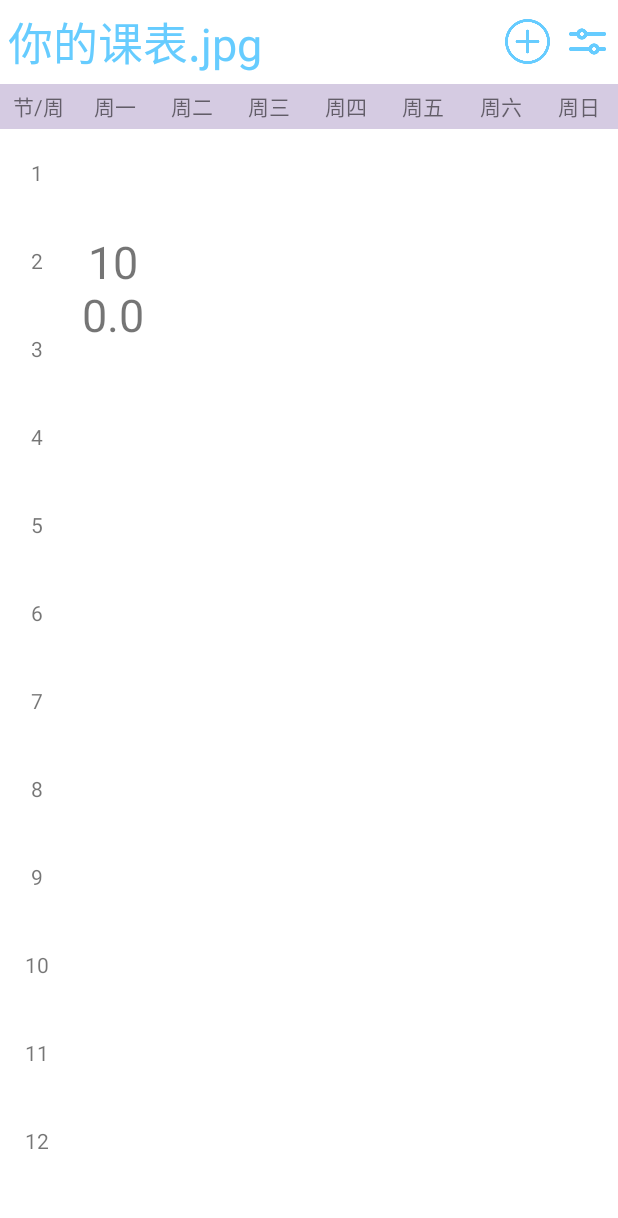
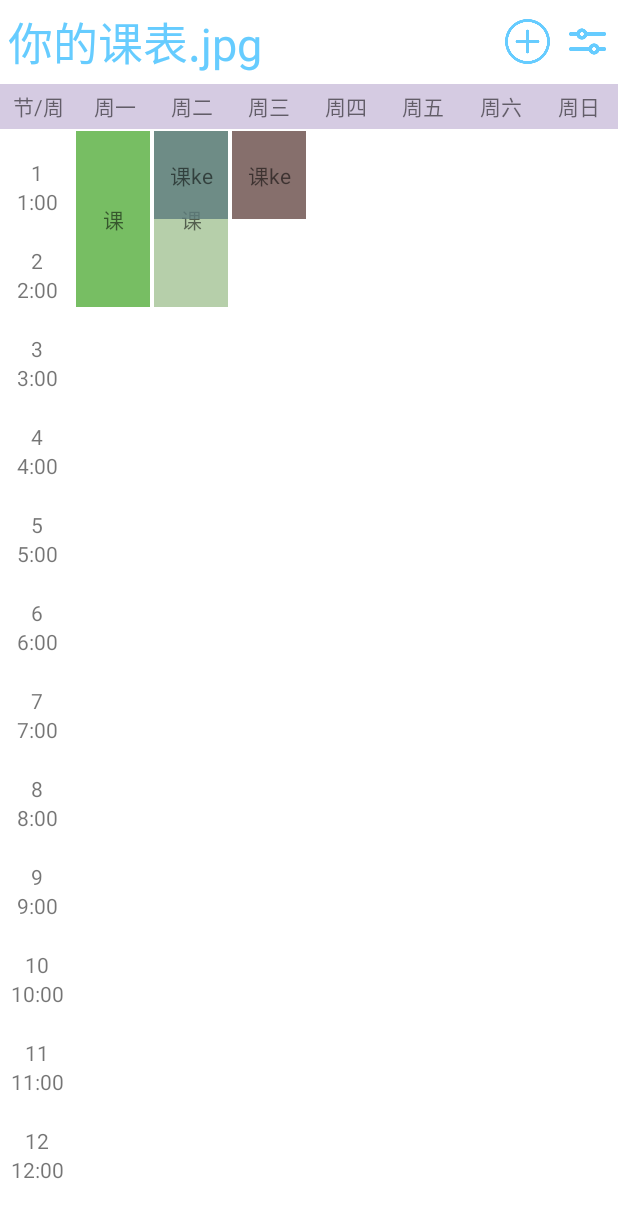
Before and after one commit to shiromoku/Android-study, an Android app: the screen it shows after launch (MainActivity), after a tap on an icon or button, on a phone screen of 412 x 824 dp. Shown: the top 1218 px of the screen. Run offline under Robolectric (Android 15) with nearby library versions, the phone set to English and light mode, and no system bars.

Commit message:
TimeTable:     添加:         课程的显示功能(随机颜色)     备忘:         给布局文件加上添加课程的layout

```diff
--- a/Timetable/app/src/main/java/com/example/timetable/MainActivity.kt
+++ b/Timetable/app/src/main/java/com/example/timetable/MainActivity.kt
@@ -1,37 +1,55 @@
 package com.example.timetable
 
 import android.app.Activity
-import androidx.appcompat.app.AppCompatActivity
+import android.content.Context
+import android.content.SharedPreferences
+import android.graphics.Color
 import android.os.Bundle
 import android.util.Log
 import android.view.View
-import android.widget.ImageView
-import android.widget.LinearLayout
-import android.widget.RelativeLayout
-import android.widget.TextView
+import android.widget.*
+import androidx.cardview.widget.CardView
 import com.example.timetable.database.Database
 import com.example.timetable.entity.Course
+import com.example.timetable.entity.CourseInfo
 import com.example.timetable.entity.DayCourse
+import java.lang.Exception
 
 class MainActivity : Activity() {
     var classNumber = 12
     var itemWidth = 0
     var itemHeight = 0
 
-    var testY = 100F
+    var testY = 0
 
     lateinit var llClassNumber: LinearLayout
     lateinit var ivAdd: ImageView
     lateinit var rlMonday: RelativeLayout
     lateinit var courseDatabase: Database
     lateinit var dayCourseDatabase: Database
+    val courseList = mutableListOf<MutableList<CourseInfo>>()
+    var dayCourseLayout = mutableListOf<Int>()
 
     override fun onCreate(savedInstanceState: Bundle?) {
         super.onCreate(savedInstanceState)
         setContentView(R.layout.activity_main)
 
+        doOnFirstRun()
+
         initPart()
         setListener()
+
+
+    }
+
+    private fun doOnFirstRun(){
+        val sp = getSharedPreferences("classTime", Context.MODE_PRIVATE)
+        if(sp.getBoolean("isFirstRun",true)){
+            val spEdit = sp.edit()
+            spEdit.putBoolean("isFirstRun",false)
+            for(i in 1..12)spEdit.putString("class${i}Time","${i}:00")
+            spEdit.commit()
+        }
 
     }
 
@@ -42,44 +60,81 @@ class MainActivity : Activity() {
 
         llClassNumber.post {
             itemWidth = llClassNumber.measuredWidth
-            itemHeight =  llClassNumber.measuredHeight / classNumber
+            itemHeight = llClassNumber.measuredHeight / classNumber
 
+            val sp = getSharedPreferences("classTime", Context.MODE_PRIVATE)
             for (i in 0 until classNumber) {
                 val view = View.inflate(this, R.layout.layout_class_number, null)
                 val tvClassNumber = view.findViewById<TextView>(R.id.tv_class_number)
+                val tvClassTime = view.findViewById<TextView>(R.id.tv_class_time)
                 tvClassNumber.text = (i + 1).toString()
-                val params = LinearLayout.LayoutParams(itemWidth,itemHeight)
+                tvClassTime.text = sp.getString("class${i+1}Time","???")
+                val params = LinearLayout.LayoutParams(itemWidth, itemHeight)
                 view.layoutParams = params
                 llClassNumber.addView(view)
             }
         }
 
-        courseDatabase = Database(this,"course")
-        dayCourseDatabase = Database(this,"dayCourse")
+        courseDatabase = Database(this, "course")
+        dayCourseDatabase = Database(this, "dayCourse")
+
+        dayCourseLayout.add(R.id.rl_monday)
+        dayCourseLayout.add(R.id.rl_tuesday)
+        dayCourseLayout.add(R.id.rl_wednesday)
+        dayCourseLayout.add(R.id.rl_thursday)
+        dayCourseLayout.add(R.id.rl_friday)
+        dayCourseLayout.add(R.id.rl_saturday)
+        dayCourseLayout.add(R.id.rl_sunday)
+
+        val testCourseInfo = CourseInfo(Course("1", "课", "老师"), DayCourse("1", "1", 1, 2, "家"))
+        courseList.add(mutableListOf(testCourseInfo))
+        val testCourseInfo2 = CourseInfo(Course("1", "课ke", "老师"), DayCourse("1", "1", 1, 1, "家"))
+        courseList.add(mutableListOf(testCourseInfo, testCourseInfo2))
+        courseList.add(mutableListOf(testCourseInfo2))
+
     }
 
-    private fun setListener(){
+    private fun setListener() {
         ivAdd.setOnClickListener {
-            val view = View.inflate(this,R.layout.layout_course,null)
-            view.y = testY
-            val test = view.findViewById<TextView>(R.id.tv_course_name)
-            test.text = testY.toString()
-            test.textSize = 30F
-            rlMonday.addView(view)
-            testY += 100F
+            updateUi()
+        }
+    }
 
-//            courseDatabase.insert(Course("123","456 ","789"))
-//            dayCourseDatabase.insert(DayCourse("1","123",1,2,"家里"))
-//            dayCourseDatabase.insert(DayCourse("22","1243",1,2,"家里"))
-//            dayCourseDatabase.delete(DayCourse("1","123",1,2,"家里"))
+    //    inner class UpdateUi : AsyncTaskLoader
+    private fun updateUi() {
+        if (false && courseList.size != 7) {
+            Log.e("On UpdateUi", "updateUi: Incomplete course data")
+            Toast.makeText(this, "发生未知错误", Toast.LENGTH_SHORT).show()
+            throw Exception()
+        }
+        for ((counter, dayCourse) in courseList.withIndex()) {
+            val layout = findViewById<RelativeLayout>(dayCourseLayout[counter])
+            layout.removeAllViews()
+            for (course in dayCourse) {
+                val courseTime = course.classTo - course.classFrom + 1
+                val view = View.inflate(this, R.layout.layout_course, null)
+                val layoutParams = RelativeLayout.LayoutParams(itemWidth, itemHeight * courseTime)
+                view.setBackgroundColor(randomColor())
+                view.y = (itemHeight * (course.classFrom - 1)).toFloat()
+                view.layoutParams = layoutParams
+                //课程高亮也在这里加啦
+                //怎么个高法     加边框咯
+//                val cvCourseInfo = view.findViewById<CardView>(R.id.cv_course_info)
+//                cvCourseInfo.cardElevation = 300F
 
-//            val result = courseDatabase.find(Course("123",null,null))
-            val result = dayCourseDatabase.find(DayCourse("22","1243",null,null,null))
-            Log.e("TAG", "setListener: -------------size  ${result.size}", )
-            for(i in result) {
-                Log.e("TAG", "setListener: $i",)
+                val test = view.findViewById<TextView>(R.id.tv_course_name)
+                test.text = course.courseName
+
+                layout.addView(view)
             }
         }
     }
 
+    private fun randomColor(): Int {
+        val r = (50..0xCC).random()
+        val g = (50..0xCC).random()
+        val b = (50..0xCC).random()
+        return Color.argb(0xCC, r, g, b)
+    }
+
 }
--- a/Timetable/app/src/main/java/com/example/timetable/database/Database.kt
+++ b/Timetable/app/src/main/java/com/example/timetable/database/Database.kt
@@ -49,12 +49,32 @@ class Database(context: Context, private val tableName: String) {
         }
         return flag
     }
-//    fun insert(values: ContentValues): Int {
+
+    // TODO: 2021/4/29 有空记得补一下这个
+    // TODO: 2021/4/29 我先把主功能实现吧,要用到再写:p
+    fun insert(insertObjectList: MutableList<Any>): Int {
+//        val jClass = insertObject::class.java
+//        val values = jClass.declaredFields
+//        val insertValues = ContentValues()
+//        for (i in values) {
+//            i.isAccessible = true
+//            when (val v = i.get(insertObject)) {
+//                is Boolean -> insertValues.put(i.name, v)
+//                is Byte -> insertValues.put(i.name, v)
+//                is ByteArray -> insertValues.put(i.name, v)
+//                is Double -> insertValues.put(i.name, v)
+//                is Float -> insertValues.put(i.name, v)
+//                is Int -> insertValues.put(i.name, v)
+//                is Long -> insertValues.put(i.name, v)
+//                is Short -> insertValues.put(i.name, v)
+//                is String -> insertValues.put(i.name, v)
+//            }
+//        }
 //        val writer = databaseHelper.writableDatabase
 //        writer.beginTransaction()
-//        var flag = 0
+        var flag = 0
 //        flag = try {
-//            writer.insertOrThrow(tableName, null, values)
+//            writer.insertOrThrow(tableName, null, insertValues)
 //            writer.setTransactionSuccessful()
 //            1
 //        } catch (e: SQLiteConstraintException) {
@@ -63,28 +83,8 @@ class Database(context: Context, private val tableName: String) {
 //            writer.endTransaction()
 //            writer.close()
 //        }
-//        return flag
-//    }
-//
-//
-//    fun insert(values: Array<ContentValues>): Int {
-//        val writer = databaseHelper.writableDatabase
-//        writer.beginTransaction()
-//        var flag = 0
-//        flag = try {
-//            for (value in values) {
-//                writer.insertOrThrow(tableName, null, value)
-//            }
-//            writer.setTransactionSuccessful()
-//            1
-//        } catch (e: java.lang.Exception) {
-//            -1
-//        } finally {
-//            writer.endTransaction()
-//            writer.close()
-//        }
-//        return flag
-//    }
+        return flag
+    }
 
     fun delete(deleteOjbect: Any): Int {
         val writer = databaseHelper.writableDatabase
@@ -114,32 +114,6 @@ class Database(context: Context, private val tableName: String) {
         }
         return flag
     }
-    //    fun delete(where:ContentValues){
-//    fun delete(where: MutableMap<String, Any>): Int {
-//        val writer = databaseHelper.writableDatabase
-//        var columns = emptyArray<String>()
-//        var values = emptyArray<String>()
-//        for (i in where.keys) {
-//            columns += i
-//            values += where[i].toString()
-//        }
-//
-//        val sql = DatabaseTools.generateSQLWith(columns, " and ")
-//
-//        writer.beginTransaction()
-//        var flag = 0
-//        flag = try {
-//            writer.delete(tableName, sql, values)
-//            writer.setTransactionSuccessful()
-//            1
-//        } catch (e: Exception) {
-//            -1
-//        } finally {
-//            writer.endTransaction()
-//            writer.close()
-//        }
-//        return flag
-//    }
 
     fun find(findOjbect: Any): MutableList<Any> {
         val reader = databaseHelper.readableDatabase
@@ -148,7 +122,7 @@ class Database(context: Context, private val tableName: String) {
         var findColumnsName = emptyArray<String>()          //作为查找条件的列名
         var values = emptyArray<String>()                   //查找条件的值
 
-        //反射 查询数据及返回数据
+        //反射获取查询数据及返回数据
         val findValues = findOjbect::class.java.declaredFields
         for (i in findValues) {
             i.isAccessible = true
@@ -198,43 +172,10 @@ class Database(context: Context, private val tableName: String) {
         }
         return result
     }
-//    fun find(
-//        columns: Array<String>?,
-//        whereColumns: Array<String>?,
-//        values: Array<String>?
-//    ): Array<ContentValues> {
-//        var returnResult = emptyArray<ContentValues>()
-//        val reader = databaseHelper.readableDatabase
-//        var sql: String? = ""
-//        sql = if (whereColumns != null) {
-//            DatabaseTools.generateSQLWith(whereColumns, " and ")
-//        } else {
-//            null
-//        }
-//
-//        val cursor = reader.query(tableName, columns, sql, values, null, null, null, null)
-//        if (cursor.count == 0) {
-//            return returnResult
-//        }
-//        cursor.moveToFirst()
-//
-//        do {
-//            val map = ContentValues()
-//
-//            for (i in cursor.columnNames) {
-//                map.put(i, cursor.getString(cursor.getColumnIndex(i)))
-////                map[i] = cursor.getString(cursor.getColumnIndex(i))
-//            }
-//            returnResult += map
-//
-//        } while (cursor.moveToNext())
-//        cursor.close()
-//        reader.close()
-//        return returnResult
-//    }
 
 
-    // TODO: 2021/4/28 rewrite
+    // TODO: 2021/4/28 重写此方法
+    //可能会推迟到需要用到的那天再重写23333
     fun update(data: ContentValues, where: ContentValues): Int {
         val writer = databaseHelper.writableDatabase
 
@@ -266,7 +207,7 @@ class Database(context: Context, private val tableName: String) {
         return flag
     }
 
-
+    // TODO: 2021/4/29 重写完update后记得来重写这个 :p
 //    fun save(data: ContentValues, primaryKey: Array<String>?): Int {
 //        var primaryKeyValue = emptyArray<String>()
 //
--- /dev/null
+++ b/Timetable/app/src/main/java/com/example/timetable/entity/CourseInfo.kt
@@ -0,0 +1,36 @@
+package com.example.timetable.entity
+
+import com.example.timetable.PrimaryKey
+import org.json.JSONArray
+import org.json.JSONObject
+
+class CourseInfo(course: Course,dayCourse: DayCourse){
+    var courseId = ""
+    var courseName:String? = null
+    var courseTeacher:String? = null
+
+    var day = ""
+    var classFrom:Int = 0
+    var classTo:Int = 0
+    var roomLocation:String? = null
+    init {
+        courseId = course.courseId
+        courseName =  course.courseName
+        courseTeacher =  course.courseTeacher
+        day = dayCourse.day
+        classFrom = dayCourse.classFrom
+        classTo = dayCourse.classTo
+        roomLocation = dayCourse.roomLocation
+    }
+//    constructor(cId:String,cName:String?,cTheacher:String?):this (){
+//        courseId = cId
+//        courseName = cName
+//        courseTeacher = cTheacher
+//    }
+//    constructor(cJson:JSONObject) : this(){
+//        courseId = cJson.getString("courseId")
+//        courseName = cJson.getString("courseName")
+//        courseTeacher = cJson.getString("courseTeacher")
+//    }
+
+}
--- a/Timetable/app/src/main/java/com/example/timetable/entity/DayCourse.kt
+++ b/Timetable/app/src/main/java/com/example/timetable/entity/DayCourse.kt
@@ -5,10 +5,10 @@ import org.json.JSONObject
 class DayCourse() {
     var day = ""
     var courseId = ""
-    var classFrom:Int? = null
-    var classTo:Int? = null
+    var classFrom:Int = 0
+    var classTo:Int = 0
     var roomLocation:String? = null
-    constructor(d:String,cId:String,cFrom:Int?,cTo:Int?,rlocation:String?):this(){
+    constructor(d:String,cId:String,cFrom:Int,cTo:Int,rlocation:String?):this(){
         day = d
         courseId = cId
         classFrom = cFrom
--- a/Timetable/app/src/main/java/com/example/timetable/tools/TypeTools.kt
+++ /dev/null
@@ -1,5 +0,0 @@
-package com.example.timetable.tools
-
-object TypeTools {
-
-}
--- a/Timetable/app/src/main/res/layout/activity_main.xml
+++ b/Timetable/app/src/main/res/layout/activity_main.xml
@@ -6,6 +6,10 @@
     android:layout_height="match_parent"
     android:orientation="horizontal"
     tools:context=".MainActivity">
+
+    <RelativeLayout
+        android:layout_width="match_parent"
+        android:layout_height="match_parent">
 
         <RelativeLayout
             android:id="@+id/top_bar"
@@ -147,8 +151,8 @@
             android:layout_width="match_parent"
             android:layout_height="match_parent"
             android:layout_below="@id/ll_hit_bar"
-            android:paddingBottom="30dp"
-            android:orientation="horizontal">
+            android:orientation="horizontal"
+            android:paddingBottom="30dp">
 
             <LinearLayout
                 android:id="@+id/ll_class_number"
@@ -217,3 +221,12 @@
         </LinearLayout>
         <!--    </ScrollView>-->
     </RelativeLayout>
+    <RelativeLayout
+        android:id="@+id/rl_add_crouse"
+        android:layout_width="match_parent"
+        android:layout_height="match_parent"
+        android:background="@android:color/transparent"
+        >
+
+    </RelativeLayout>
+</RelativeLayout>
--- a/Timetable/app/src/main/res/layout/layout_class_number.xml
+++ b/Timetable/app/src/main/res/layout/layout_class_number.xml
@@ -1,13 +1,22 @@
 <?xml version="1.0" encoding="utf-8"?>
-<RelativeLayout
-    xmlns:android="http://schemas.android.com/apk/res/android" android:layout_width="match_parent"
+<RelativeLayout xmlns:android="http://schemas.android.com/apk/res/android"
+    android:layout_width="match_parent"
     android:layout_height="match_parent">
 
     <TextView
         android:id="@+id/tv_class_number"
         android:layout_width="match_parent"
-        android:layout_height="match_parent"
+        android:layout_height="wrap_content"
         android:layout_centerInParent="true"
-        android:gravity="center"
-        />
+        android:text="testText"
+        android:gravity="center" />
+
+    <TextView
+        android:id="@+id/tv_class_time"
+        android:layout_width="match_parent"
+        android:layout_height="wrap_content"
+        android:layout_below="@id/tv_class_number"
+        android:text="testText"
+        android:layout_centerInParent="true"
+        android:gravity="center" />
 </RelativeLayout>
--- a/Timetable/app/src/main/res/layout/layout_course.xml
+++ b/Timetable/app/src/main/res/layout/layout_course.xml
@@ -1,17 +1,23 @@
 <?xml version="1.0" encoding="utf-8"?>
-<RelativeLayout xmlns:android="http://schemas.android.com/apk/res/android"
+<androidx.cardview.widget.CardView
+    android:id="@+id/cv_course_info"
+    xmlns:android="http://schemas.android.com/apk/res/android"
+    xmlns:app="http://schemas.android.com/apk/res-auto"
     android:layout_width="45dp"
     android:layout_height="70dp"
-    xmlns:app="http://schemas.android.com/apk/res-auto"
-    app:cardBackgroundColor="#7FEACDD1"
+    app:cardBackgroundColor="#7F66CCFF"
+    app:cardElevation="0dp"
     app:cardCornerRadius="6dp">
 
-    <TextView
-        android:id="@+id/tv_course_name"
-    android:layout_width="match_parent"
-    android:layout_height="wrap_content"
-        android:layout_centerInParent="true"
-    android:gravity="center"
-    />
+    <RelativeLayout
+        android:layout_width="match_parent"
+        android:layout_height="match_parent">
 
-</RelativeLayout>
+        <TextView
+            android:id="@+id/tv_course_name"
+            android:layout_width="match_parent"
+            android:layout_height="wrap_content"
+            android:layout_centerInParent="true"
+            android:gravity="center" />
+    </RelativeLayout>
+</androidx.cardview.widget.CardView>
```
Also changed, not shown: 1 other file. Lines whose indentation alone changed are shown as unchanged.
